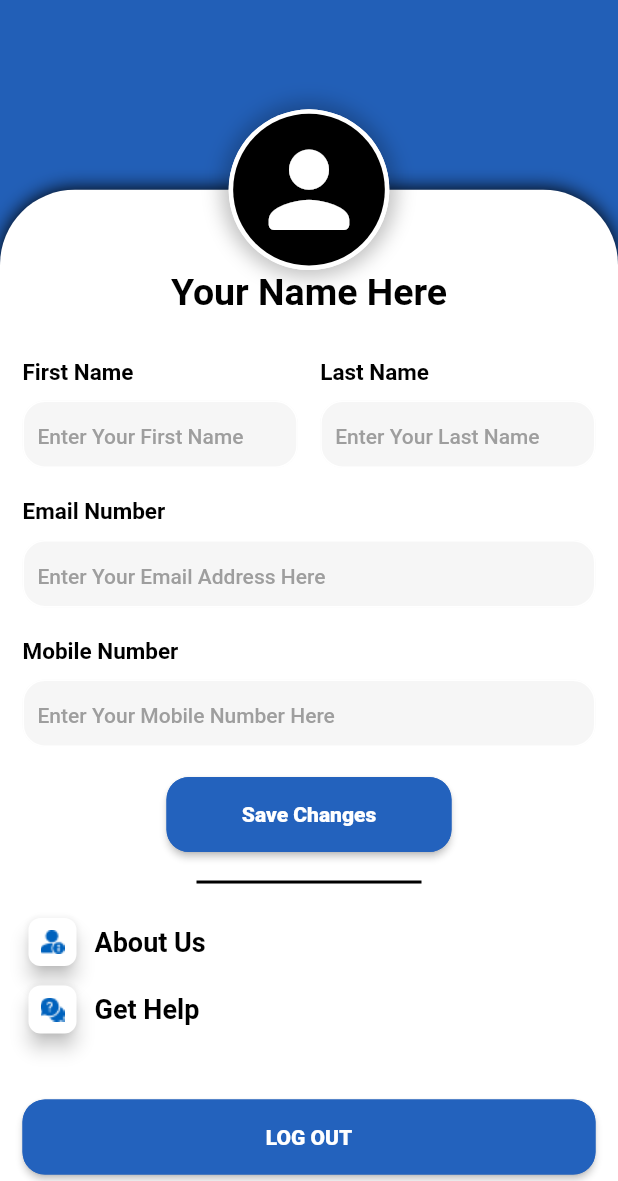
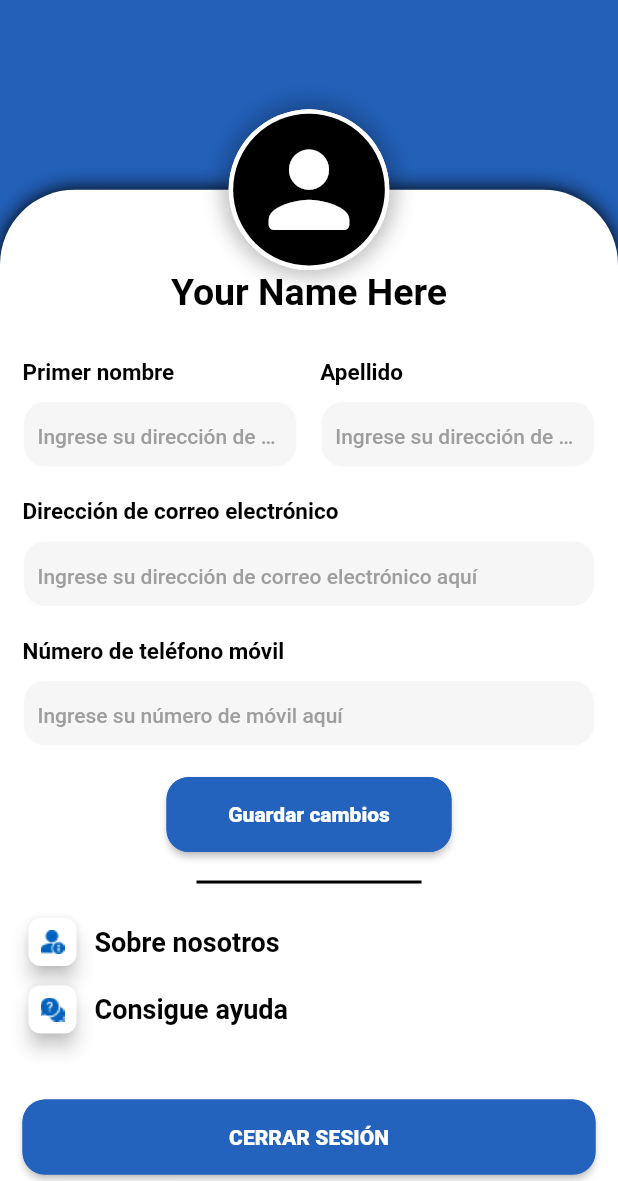
Before and after one commit to Muhib370621/TimeTracker, a Flutter app: the ProfileScreen screen opened directly, on a phone screen of 412 x 824 dp, the part 55-1236 px from its top. Run offline on Flutter 3.47's test engine with Material 2 defaults, Android fonts, the phone set to English and light mode, and no system bars; our stand-ins replace connectivity_plus, device_preview, dio, dotted_border, easy_localization, flutter_slidable and 6 more; accounts and stored records are empty; generated files the repository leaves out were written again; network calls fail; project files that could hold a hidden picture were left out.

Commit message:
Localization contd...

```diff
--- a/lib/constants/app_strings.dart
+++ b/lib/constants/app_strings.dart
@@ -1,36 +1,49 @@
+import 'package:easy_localization/easy_localization.dart';
+enum AppStrings {
+  timeCardClockedIn,
+  timeCardProjectName,
+  startTime,
+  finishTime,
+  location,
+  detail,
+  site,
+  notes,
+  details,
+  action,
+  checklist,
+  assignedBy,
+  addNote,
+  noteSample,
+  writeNote,
+  addImages,
+  searchProject,
+  total,
+  complete,
+  remaining,
+  perDayTime,
+  all,
+  approved,
+  notApproved,
+  clockedOut,
+  workTime,
+  breakTime,
+  endTime,
+  startDateTime,
+  completed,
+  breakString,
+  firstName,
+  lastName,
+  emailAddress,
+  mobileNumber,
+  saveChanges,
+  aboutUs,
+  getHelp,
+  logOut,
+  enterEmailAddress,
+  enterMobileNumber;
 
-import 'package:easy_localization/easy_localization.dart';
-
-class AppStrings {
-  static String timeCardClockedIn = "timeCardClockedIn".tr();
-  static String timeCardProjectName = "timeCardProjectName".tr();
-  static String startTime = "startTime".tr();
-  static String finishTime = "finishTime".tr();
-  static String location = "location".tr();
-  static String detail = "detail".tr();
-  static String site = "site".tr();
-  static String notes = "notes".tr();
-  static String details = "details".tr();
-  static String action = "action".tr();
-  static String checklist = "checklist".tr();
-  static String assignedBy = "assignedBy".tr();
-  static String addNote = "addNote".tr();
-  static String noteSample = "noteSample".tr();
-  static String writeNote = "writeNote".tr();
-  static String addImages = "addImages".tr();
-  static String searchProject = "searchProject".tr();
-  static String total = "total".tr();
-  static String complete = "complete".tr();
-  static String remaining = "remaining".tr();
-  static String perDayTime = "perDayTime".tr();
-  static String all = "all".tr();
-  static String approved = "approved".tr();
-  static String notApproved = "notApproved".tr();
-  static String clockedOut = "clockedOut".tr();
-  static String workTime = "workTime".tr();
-  static String breakTime = "breakTime".tr();
-  static String endTime = "endTime".tr();
-  static String startDateTime = "startDateTime".tr();
-  static String completed = "completed".tr();
-  static String breakString = "breakString".tr();
+  String tr() {
+    AppStrings.firstName.name;
+    return toString().split('.').last.tr();
+  }
 }
--- a/lib/main.dart
+++ b/lib/main.dart
@@ -1,12 +1,9 @@
-import 'package:blu_time/constants/app_colors.dart';
 import 'package:blu_time/helpers/locator.dart';
 import 'package:blu_time/shared/routes/route_factories.dart';
 import 'package:blu_time/shared/routes/route_names.dart';
 import 'package:blu_time/utilities/navigation_service.dart';
 import 'package:device_preview/device_preview.dart';
-import 'package:flutter_gen/gen_l10n/app_localizations.dart';
 import 'package:flutter/material.dart';
-import 'package:flutter_localizations/flutter_localizations.dart';
 import 'package:easy_localization/easy_localization.dart';
 
 Future<void> main() async {
@@ -42,6 +39,7 @@ class MyApp extends StatelessWidget {
   const MyApp({super.key});
   @override
   Widget build(BuildContext context) {
+    context.setLocale(Locale('es', ''));
     return MaterialApp(
       navigatorKey: locator<NavigationService>().navigatorKey,
       useInheritedMediaQuery: true,
--- a/lib/screens/profile/profile_screen.dart
+++ b/lib/screens/profile/profile_screen.dart
@@ -1,5 +1,6 @@
 import 'package:blu_time/constants/app_assets.dart';
 import 'package:blu_time/constants/app_colors.dart';
+import 'package:blu_time/constants/app_strings.dart';
 import 'package:blu_time/constants/app_styles.dart';
 import 'package:blu_time/shared/widgets/app_common_button.dart';
 import 'package:blu_time/shared/widgets/app_common_textfield.dart';
@@ -78,7 +79,7 @@ class _ProfileScreenState extends State<ProfileScreen> {
                                         mainAxisSize: MainAxisSize.min,
                                         children: [
                                           Text(
-                                            "First Name",
+                                            AppStrings.firstName.tr(),
                                             style: AppTextStyles.bold.copyWith(
                                                 fontSize: 15,
                                                 color: Colors.black),
@@ -86,12 +87,12 @@ class _ProfileScreenState extends State<ProfileScreen> {
                                           const SizedBox(
                                             height: 10,
                                           ),
-                                          const SizedBox(
+                                           SizedBox(
                                             height: 45,
                                             child: AppCommonTextField(
                                               backgroundColor:
                                                   AppColors.textFieldBackground,
-                                              hintText: "Enter Your First Name",
+                                              hintText: AppStrings.enterEmailAddress.tr(),
                                               hintColor: Colors.grey,
                                             ),
                                           ),
@@ -107,7 +108,7 @@ class _ProfileScreenState extends State<ProfileScreen> {
                                             CrossAxisAlignment.start,
                                         children: [
                                           Text(
-                                            "Last Name",
+                                            AppStrings.lastName.tr(),
                                             style: AppTextStyles.bold.copyWith(
                                                 fontSize: 15,
                                                 color: Colors.black),
@@ -115,12 +116,12 @@ class _ProfileScreenState extends State<ProfileScreen> {
                                           const SizedBox(
                                             height: 10,
                                           ),
-                                          const SizedBox(
+                                           SizedBox(
                                             height: 45,
                                             child: AppCommonTextField(
                                               backgroundColor:
                                                   AppColors.textFieldBackground,
-                                              hintText: "Enter Your Last Name",
+                                              hintText: AppStrings.enterEmailAddress.tr(),
                                               hintColor: Colors.grey,
                                             ),
                                           ),
@@ -136,20 +137,20 @@ class _ProfileScreenState extends State<ProfileScreen> {
                                   crossAxisAlignment: CrossAxisAlignment.start,
                                   children: [
                                     Text(
-                                      "Email Number",
+                                      AppStrings.emailAddress.tr(),
                                       style: AppTextStyles.bold.copyWith(
                                           fontSize: 15, color: Colors.black),
                                     ),
                                     const SizedBox(
                                       height: 10,
                                     ),
-                                    const SizedBox(
+                                     SizedBox(
                                       height: 45,
                                       child: AppCommonTextField(
                                         backgroundColor:
                                             AppColors.textFieldBackground,
                                         hintText:
-                                            "Enter Your Email Address Here",
+                                        AppStrings.enterEmailAddress.tr(),
                                         hintColor: Colors.grey,
                                       ),
                                     ),
@@ -162,20 +163,20 @@ class _ProfileScreenState extends State<ProfileScreen> {
                                   crossAxisAlignment: CrossAxisAlignment.start,
                                   children: [
                                     Text(
-                                      "Mobile Number",
+                                      AppStrings.mobileNumber.tr(),
                                       style: AppTextStyles.bold.copyWith(
                                           fontSize: 15, color: Colors.black),
                                     ),
                                     const SizedBox(
                                       height: 10,
                                     ),
-                                    const SizedBox(
+                                     SizedBox(
                                       height: 45,
                                       child: AppCommonTextField(
                                         backgroundColor:
                                             AppColors.textFieldBackground,
                                         hintText:
-                                            "Enter Your Mobile Number Here",
+                                        AppStrings.enterMobileNumber.tr(),
                                         hintColor: Colors.grey,
                                       ),
                                     ),
@@ -187,11 +188,11 @@ class _ProfileScreenState extends State<ProfileScreen> {
                                 SizedBox(
                                   width: 190,
                                   child: Column(
-                                    children: const [
+                                    children: [
                                       AppCommonButton(
-                                        title: "Save Changes",
+                                        title: AppStrings.saveChanges.tr(),
                                       ),
-                                      Divider(
+                                      const Divider(
                                         color: Colors.black,
                                         thickness: 2,
                                         height: 40,
@@ -217,7 +218,7 @@ class _ProfileScreenState extends State<ProfileScreen> {
                                       width: 8,
                                     ),
                                     Text(
-                                      "About Us",
+                                      AppStrings.aboutUs.tr(),
                                       style: AppTextStyles.semiBold.copyWith(
                                           fontSize: 18, color: Colors.black),
                                     )
@@ -242,17 +243,17 @@ class _ProfileScreenState extends State<ProfileScreen> {
                                       width: 8,
                                     ),
                                     Text(
-                                      "Get Help",
+                                      AppStrings.getHelp.tr(),
                                       style: AppTextStyles.semiBold.copyWith(
                                           fontSize: 18, color: Colors.black),
                                     )
                                   ],
                                 ),
-                                SizedBox(
+                                const SizedBox(
                                   height: 40,
                                 ),
-                                AppCommonButton(title: "LOG OUT"),
-                                SizedBox(
+                                AppCommonButton(title: AppStrings.logOut.tr()),
+                                const SizedBox(
                                   height: 40,
                                 ),
                               ],
--- a/lib/screens/project/add_note_screen.dart
+++ b/lib/screens/project/add_note_screen.dart
@@ -33,7 +33,7 @@ class _AddNoteScreenState extends State<AddNoteScreen> {
                 decoration: InputDecoration(
                   border: InputBorder.none,
                   contentPadding: EdgeInsets.all(10),
-                  hintText: "${AppStrings.writeNote}...",
+                  hintText: "${AppStrings.writeNote.tr()}...",
                   hintStyle: AppTextStyles.normal.copyWith(color: Colors.grey)
                 ),
               ),
@@ -58,14 +58,14 @@ class _AddNoteScreenState extends State<AddNoteScreen> {
                     mainAxisAlignment: MainAxisAlignment.center,
                     children: [
                       Image.asset(AppAssets.addImage),
-                      Text(AppStrings.addImages,style: AppTextStyles.bold.copyWith(color: AppColors.buttonBlue,fontSize: 18),)
+                      Text(AppStrings.addImages.tr(),style: AppTextStyles.bold.copyWith(color: AppColors.buttonBlue,fontSize: 18),)
                     ],
                   ),
                 ),
               ),
             ),
             const SizedBox(height: 25,),
-             AppCommonButton(title:AppStrings.addNote,radius: 10,height: 40),
+             AppCommonButton(title:AppStrings.addNote.tr(),radius: 10,height: 40),
 
           ],
         ),
--- a/lib/screens/project/note_list_screen.dart
+++ b/lib/screens/project/note_list_screen.dart
@@ -128,7 +128,7 @@ class _NoteListScreenState extends State<NoteListScreen> with AutomaticKeepAlive
             height: 15,
           ),
           Text(
-            AppStrings.notes,
+            AppStrings.notes.tr(),
             style: AppTextStyles.bold
                 .copyWith(color: AppColors.buttonBlue, fontSize: 20),
           ),
@@ -136,7 +136,7 @@ class _NoteListScreenState extends State<NoteListScreen> with AutomaticKeepAlive
             height: 10,
           ),
           Text(
-            AppStrings.noteSample,
+            AppStrings.noteSample.tr(),
             textAlign: TextAlign.center,
             style: AppTextStyles.semiBold
                 .copyWith(color: Colors.black, fontSize: 12),
@@ -145,7 +145,7 @@ class _NoteListScreenState extends State<NoteListScreen> with AutomaticKeepAlive
             height: 40,
           ),
           AppCommonButton(
-            title: AppStrings.addNote,
+            title: AppStrings.addNote.tr(),
             width: 150,
             height: 35,
             radius: 10,
--- a/lib/screens/project/project_detail_holder_screen.dart
+++ b/lib/screens/project/project_detail_holder_screen.dart
@@ -56,9 +56,9 @@ class _ProjectDetailHolderScreenState extends State<ProjectDetailHolderScreen>
                         _tabController?.animateTo(index);
                       },
                       tabs: [
-                        buildTab(viewModel, 0, AppStrings.detail),
-                        buildTab(viewModel, 1, AppStrings.site),
-                        buildTab(viewModel, 2, AppStrings.notes),
+                        buildTab(viewModel, 0, AppStrings.detail.tr()),
+                        buildTab(viewModel, 1, AppStrings.site.tr()),
+                        buildTab(viewModel, 2, AppStrings.notes.tr()),
                       ],
                     ),
                   ),
--- a/lib/screens/time_card/time_card_detail_screen.dart
+++ b/lib/screens/time_card/time_card_detail_screen.dart
@@ -37,7 +37,7 @@ class _TimeCardDetailScreenState extends State<TimeCardDetailScreen> {
                         )
                       ), child: Padding(
                         padding: const EdgeInsets.symmetric(horizontal: 10.0),
-                        child: Text(AppStrings.startDateTime,style: AppTextStyles.bold.copyWith(fontSize: 16,color: AppColors.buttonBlue)),
+                        child: Text(AppStrings.startDateTime.tr(),style: AppTextStyles.bold.copyWith(fontSize: 16,color: AppColors.buttonBlue)),
                       ),),
                       const SizedBox(width: 10,),
                       Text("12/06/23, 12:00 PM",style: AppTextStyles.medium.copyWith(fontSize: 16,color: Colors.black),)
@@ -53,7 +53,7 @@ class _TimeCardDetailScreenState extends State<TimeCardDetailScreen> {
                             )
                         ), child: Padding(
                           padding: const EdgeInsets.symmetric(horizontal: 10.0),
-                          child: Text(AppStrings.startDateTime,style: AppTextStyles.bold.copyWith(fontSize: 16,color: AppColors.buttonBlue)),
+                          child: Text(AppStrings.startDateTime.tr(),style: AppTextStyles.bold.copyWith(fontSize: 16,color: AppColors.buttonBlue)),
                         ),),
                       const SizedBox(width: 10,),
                       Text("12/06/23, 12:00 PM",style: AppTextStyles.medium.copyWith(fontSize: 16,color: Colors.black),)
@@ -69,7 +69,7 @@ class _TimeCardDetailScreenState extends State<TimeCardDetailScreen> {
                             )
                         ), child: Padding(
                           padding: const EdgeInsets.symmetric(horizontal: 10.0),
-                          child: Text(AppStrings.startDateTime,style: AppTextStyles.bold.copyWith(fontSize: 16,color: AppColors.buttonBlue)),
+                          child: Text(AppStrings.startDateTime.tr(),style: AppTextStyles.bold.copyWith(fontSize: 16,color: AppColors.buttonBlue)),
                         ),),
                       const SizedBox(width: 10,),
                       Text("12/06/23, 12:00 PM",style: AppTextStyles.medium.copyWith(fontSize: 16,color: Colors.black),)
--- a/lib/screens/time_card/time_card_screen.dart
+++ b/lib/screens/time_card/time_card_screen.dart
@@ -85,7 +85,7 @@ class _TimeCardScreenState extends State<TimeCardScreen> {
                   color: AppColors.buttonBlue,
                 ),
                 backgroundColor: Colors.white,
-                hintText: AppStrings.searchProject,
+                hintText: AppStrings.searchProject.tr(),
                 hintColor: Colors.grey,
               ),
             ),
--- a/lib/screens/views/action_card.dart
+++ b/lib/screens/views/action_card.dart
@@ -49,7 +49,7 @@ class _ActionCardState extends State<ActionCard> {
                           child: Row(
                             children: [
                               Expanded(
-                                  child: Text("${AppStrings.assignedBy} sample w.",
+                                  child: Text("${AppStrings.assignedBy.tr()} sample w.",
                                       style: AppTextStyles.medium.copyWith(
                                           color: Colors.black, fontSize: 11))),
                               const SizedBox(
@@ -76,7 +76,7 @@ class _ActionCardState extends State<ActionCard> {
                   const SizedBox(
                     width: 5,
                   ),
-                  AppCommonButton(title: AppStrings.checklist,height: 30,radius: 10,onPressed: (){
+                  AppCommonButton(title: AppStrings.checklist.tr(),height: 30,radius: 10,onPressed: (){
                     Navigator.of(context).pushNamed(RouteNames.checklist);
                   },)
                 ],
```
Also changed, not shown: assets/translations/en.json (+11 -1 lines), assets/translations/es.json (+11 -1 lines), assets/translations/pt.json (+11 -1 lines), lib/screens/project/project_detail_screen.dart (+5 -5 lines), lib/screens/views/time_card.dart (+7 -7 lines), lib/screens/views/time_card_detail_card.dart (+8 -8 lines), lib/shared/enums/time_card_status.dart (+5 -5 lines).
